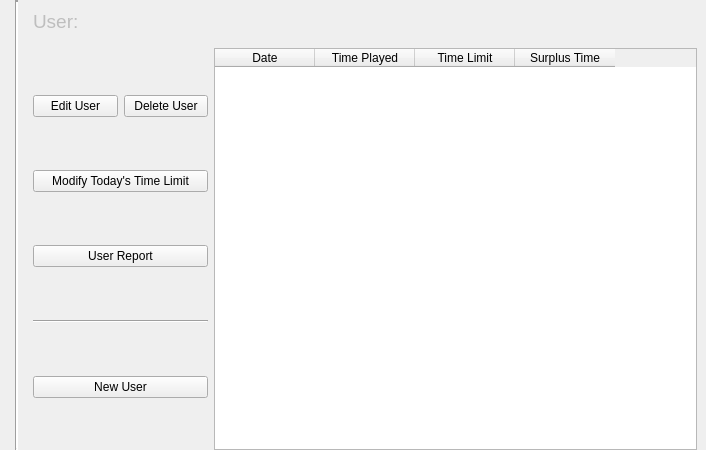
First picture: the form in GUI/AdminUserWidgetUI.ui, repository smithbro2115/GameTimer, before the edit.
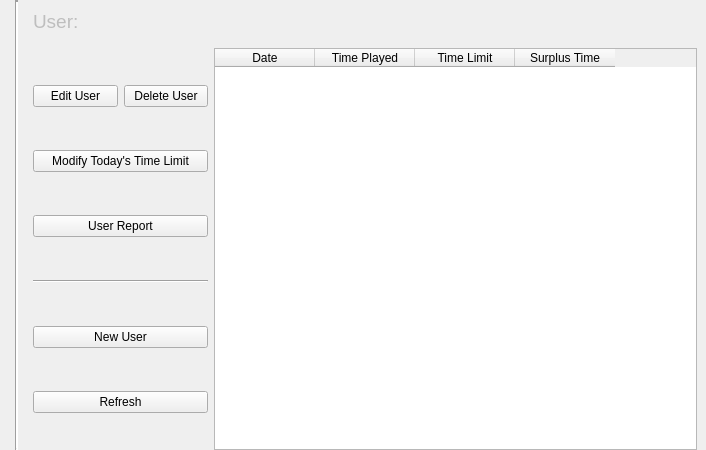
Second picture: the form after the edit.

Commit message: - Added Refresh Button

Diff of the .ui file:
```diff
--- a/GUI/AdminUserWidgetUI.ui
+++ b/GUI/AdminUserWidgetUI.ui
@@ -232,6 +232,16 @@
           </property>
          </widget>
         </item>
+        <item row="7" column="0">
+         <widget class="QPushButton" name="refreshPushButton">
+          <property name="focusPolicy">
+           <enum>Qt::NoFocus</enum>
+          </property>
+          <property name="text">
+           <string>Refresh</string>
+          </property>
+         </widget>
+        </item>
        </layout>
       </widget>
      </item>
```
Left out of the diff: 14 changed lines with no effect on the pictures. The commit also changes 14 other files.
